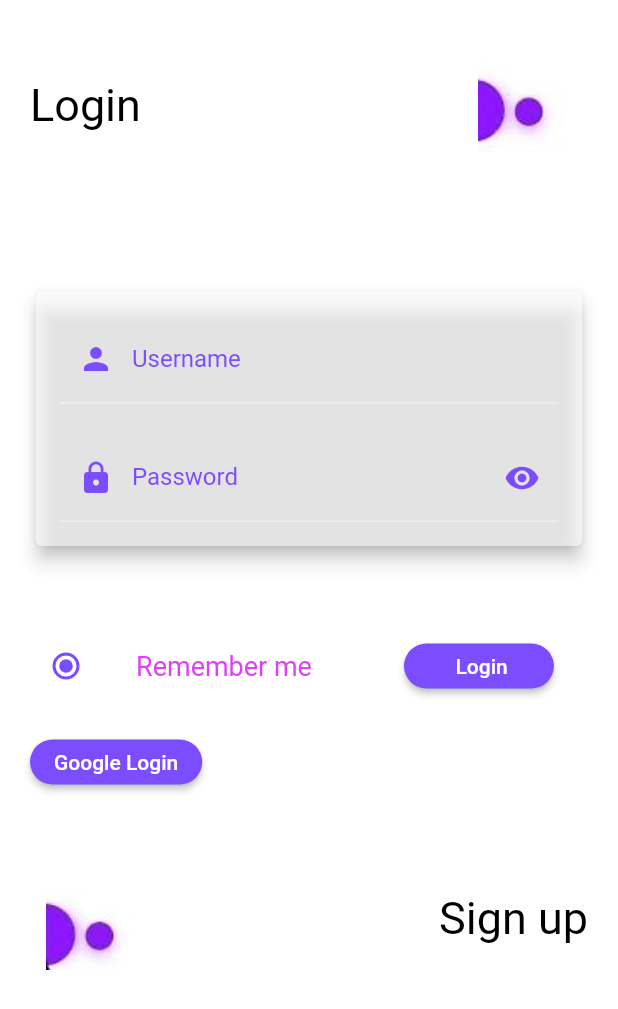
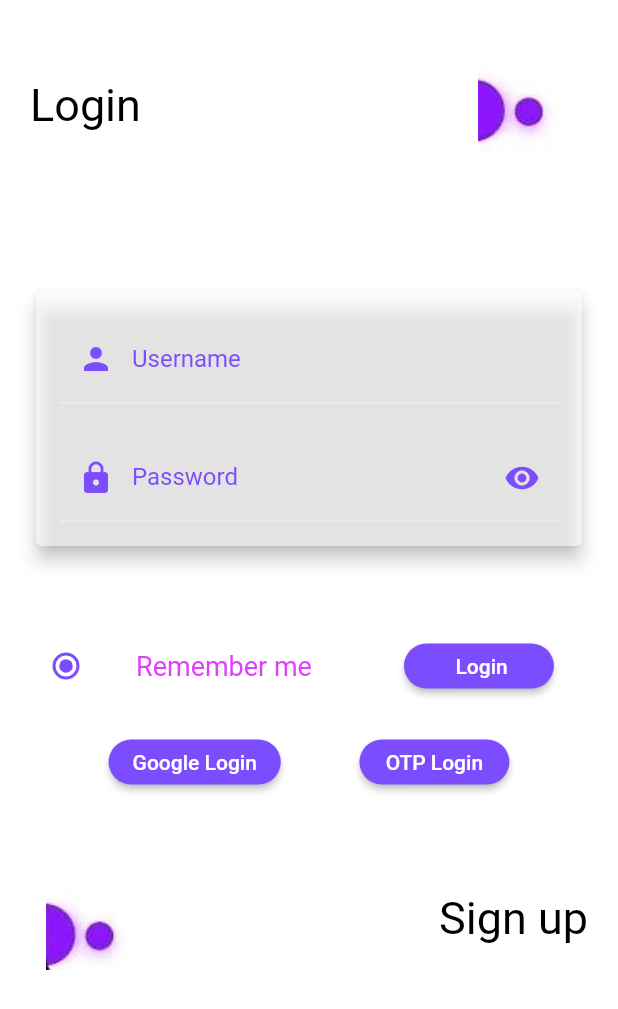
Before and after one commit to pr21Extr/flutter-app-demo, a Flutter app: the LoginFlow screen opened directly, on a phone screen of 412 x 824 dp. Shown: the top 1009 px of the screen. Run offline on Flutter 3.47's test engine with Material 2 defaults, Android fonts, the light colour scheme and no system bars; our stand-ins replace firebase_auth, firebase_core, google_sign_in; accounts and stored records are empty.

Commit message:
added otp to login flow

```diff
--- a/lib/loginFLow.dart
+++ b/lib/loginFLow.dart
@@ -1,4 +1,5 @@
 import 'package:firebase_auth/firebase_auth.dart';
+import 'package:firstapptwo/otpLogin.dart';
 import 'package:flutter/cupertino.dart';
 import 'package:flutter/material.dart';
 import 'package:google_sign_in/google_sign_in.dart';
@@ -7,6 +8,7 @@ import 'dart:convert';
 import 'todoListScreen.dart';
 
 class LoginFlow extends StatefulWidget {
+
 
   @override
   _LoginFlowState createState() => _LoginFlowState();
@@ -18,6 +20,14 @@ class _LoginFlowState extends State<LoginFlow> {
   String? _password;
   bool _obscureText = true;
   bool _rememberMe = true;
+
+  void navToOTP(BuildContext context) {
+    Navigator.push(
+      context,
+      MaterialPageRoute(builder: (context) => LoginWithPhone()),
+    );
+  }
+
 
   @override
   Widget build(BuildContext context) {
@@ -158,6 +168,11 @@ class _LoginFlowState extends State<LoginFlow> {
 
               ),
 
+              Row(
+                  mainAxisAlignment: MainAxisAlignment.spaceEvenly,
+
+                  children:[
+
                   ElevatedButton(
                     onPressed: () {
                       signInwithGoogle();
@@ -172,6 +187,25 @@ class _LoginFlowState extends State<LoginFlow> {
                         borderRadius: BorderRadius.circular(20), // Adjust the value as needed for the desired roundness
                       ),
                     ),
+                  ),
+
+                  ElevatedButton(
+                    onPressed: () {
+                      // Navigate to OTP screen
+                      navToOTP(context);
+
+
+                    },
+                    child: Text('OTP Login'),
+                    style: ElevatedButton.styleFrom(
+                      minimumSize: Size(100, 30),
+                      primary: Colors.deepPurpleAccent,
+                      shape: RoundedRectangleBorder(
+                        borderRadius: BorderRadius.circular(20), // Adjust the value as needed for the desired roundness
+                      ),
+                    ),
+                  ),
+                ]
               ),
 
               SizedBox(height: 40),
--- a/lib/main.dart
+++ b/lib/main.dart
@@ -29,9 +29,9 @@ class MyApp extends StatelessWidget {
       initialRoute: '/',
       routes: {
         'MyHomePage': (context) => MyHomePage(), // Define route for MyHomePage
-        // '/': (context)=>LoginFlow(),
+        '/': (context)=>LoginFlow(),
         // '/': (context)=>StaggeredGridViewExample(),
-        '/': (context)=>LoginWithPhone(),
+        // '/': (context)=>LoginWithPhone(),
 
 
         '/todos': (context) => TodosScreen()
--- a/lib/otpLogin.dart
+++ b/lib/otpLogin.dart
@@ -17,6 +17,11 @@ class _LoginWithPhoneState extends State<LoginWithPhone> {
   bool otpVisibility = false;
 
   String verificationID = "";
+
+  void navigateBack(BuildContext context) {
+    Navigator.pop(context);
+  }
+
 
   @override
   Widget build(BuildContext context) {
```
Also changed, not shown: 2 other files. Lines whose indentation alone changed are shown as unchanged.
